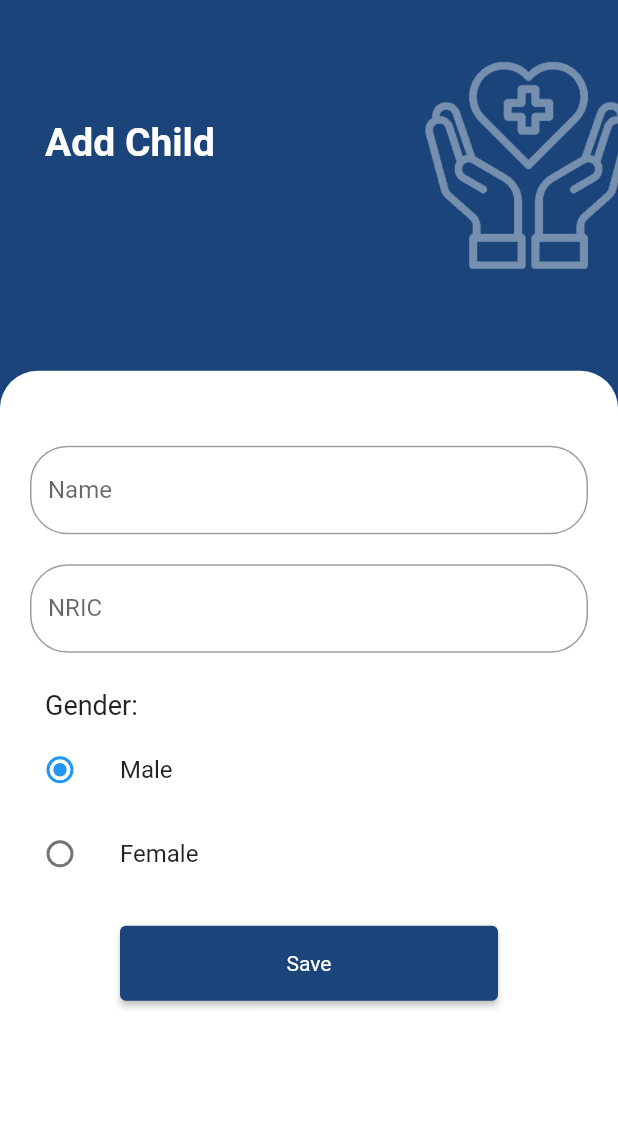
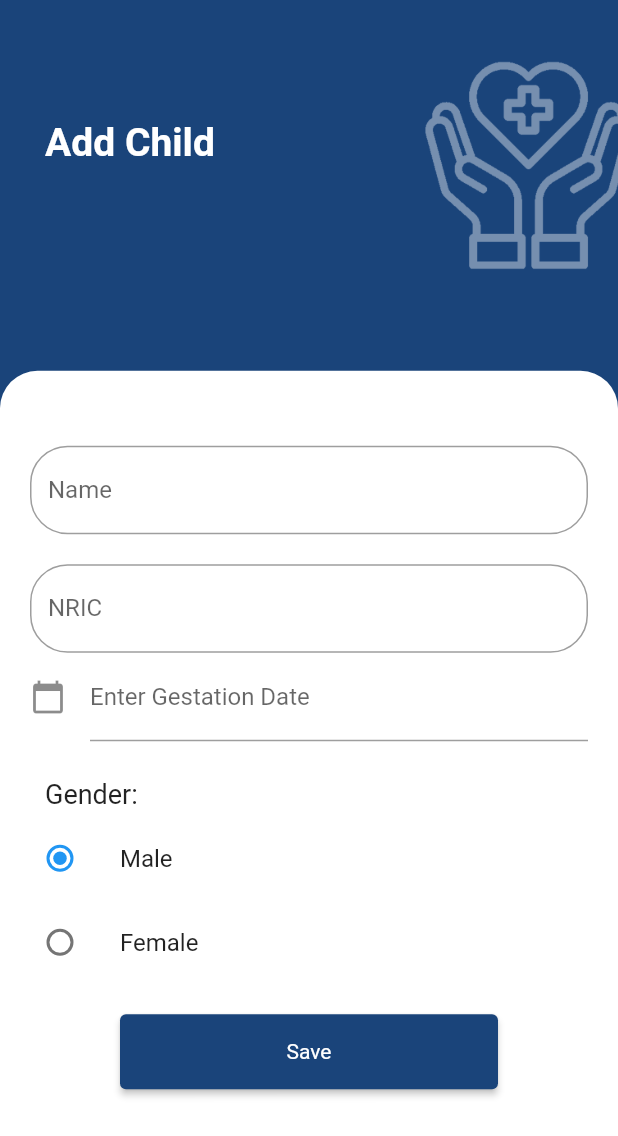
Before and after one commit to ccaian/Team-13-ITP-SE-39, a Flutter app: the AddChild screen opened by its route, on a phone screen of 412 x 824 dp. Shown: the top 1136 px of the screen. Run offline on Flutter 3.47's test engine with Material 2 defaults, Android fonts, the phone set to English and light mode, and no system bars; our stand-ins replace circular_profile_avatar, cloud_firestore, file_picker, firebase_auth, firebase_core, firebase_database and 10 more; missing offline and left inert: image_downloader, syncfusion_flutter_pdfviewer; accounts and stored records are empty.

Commit message:
addChild date picker added

```diff
--- a/lib/addChild.dart
+++ b/lib/addChild.dart
@@ -4,6 +4,7 @@ import 'package:flutter/cupertino.dart';
 import 'package:flutter/material.dart';
 import 'package:growth_app/theme/colors.dart';
 import 'package:shared_preferences/shared_preferences.dart';
+import 'package:intl/intl.dart';
 
 
 class AddChild extends StatefulWidget {
@@ -18,12 +19,16 @@ class _AddChildPageState extends State<AddChild> {
   String temp = '';
   String parentEmail = '';
   String gender = 'male';
+  var gestationPickedDate;
 
   final _addchildKey = GlobalKey<FormState>();
+  final DateTime now = DateTime.now();
+  final DateFormat formatter = DateFormat('dd-MM-yyyy');
 
   var _childRef = FirebaseDatabase.instance.reference().child('child');
   TextEditingController _nameControl = TextEditingController();
   TextEditingController _nricControl = TextEditingController();
+  TextEditingController _gdateControl = TextEditingController();
   SingingCharacter? _character = SingingCharacter.Male;
 
   final _addChild = FirebaseFirestore.instance.collection('child');
@@ -113,6 +118,38 @@ class _AddChildPageState extends State<AddChild> {
                           },
                         ),
                       ),
+                      Padding(
+                        padding: const EdgeInsets.fromLTRB(20.0,0.0,20.0,0.0),
+                        child: TextField(
+                          controller: _gdateControl, //editing controller of this TextField
+                          decoration: InputDecoration(
+                              icon: Icon(Icons.calendar_today), //icon of text field
+                              labelText: "Enter Gestation Date" //label text of field
+                          ),
+                          readOnly: true,  //set it true, so that user will not able to edit text
+                          onTap: () async {
+                            DateTime? pickedDate = await showDatePicker(
+                                context: context, initialDate: DateTime.now(),
+                                firstDate: DateTime(2000), //DateTime.now() - not to allow to choose before today.
+                                lastDate: DateTime(2101)
+                            );
+
+                            if(pickedDate != null ){
+                              print(pickedDate);  //pickedDate output format => 2021-03-10 00:00:00.000
+                              String formattedDate = DateFormat('yyyy-MM-dd').format(pickedDate);
+                              print(formattedDate); //formatted date output using intl package =>  2021-03-16
+                              //you can implement different kind of Date Format here according to your requirement
+
+                              setState(() {
+                                _gdateControl.text = formattedDate; //set output date to TextField value.
+                                gestationPickedDate = pickedDate;
+                              });
+                            }else{
+                              print("Date is not selected");
+                            }
+                          },
+                        )
+                      ),
                       Padding(padding: new EdgeInsets.only(left: 10)),
                       new Column(
                         mainAxisAlignment: MainAxisAlignment.spaceEvenly,
@@ -196,20 +233,12 @@ class _AddChildPageState extends State<AddChild> {
       ),
     );
   }
-/*
-  void addChildData(name, nric) {
-    _childRef.push().set({
-      'name': _nameControl.text,
-      'nric': _nricControl.text,
-      'parent': parentEmail,
-      'gender' : gender
-    });
-  }*/
 
   void _addChildData() {
     _addChild.add({
       'name': _nameControl.text,
       'nric': _nricControl.text,
+      'gestationDate': gestationPickedDate,
       'parent': parentEmail,
       'gender': gender
     });
@@ -222,7 +251,6 @@ class _AddChildPageState extends State<AddChild> {
       parentEmail = temp;
     });
     _addChildData();
-    //addChildData(name, nric);
   }
 
 }
```
